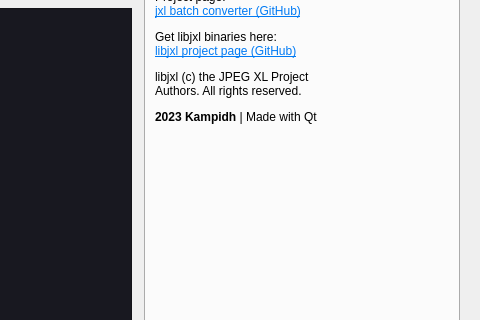
The window that mainwindow.ui (kampidh/jxl-batch-converter) describes before a commit, drawn with Qt 5; both pictures show x 420 to 900 and y 133 to 453 of the 900 by 900 pixel window.
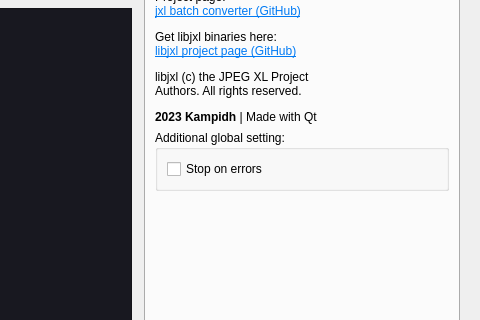
The same window after the commit. The open tabs and pages were chosen to show the change.

Commit message: Add option to stop batch on error

```diff
--- a/mainwindow.ui
+++ b/mainwindow.ui
@@ -974,6 +974,25 @@
             </property>
            </widget>
           </item>
+          <item>
+           <widget class="QGroupBox" name="groupBox_5">
+            <property name="title">
+             <string>Additional global setting:</string>
+            </property>
+            <layout class="QVBoxLayout" name="verticalLayout_16">
+             <item>
+              <widget class="QCheckBox" name="stopOnErrorchkBox">
+               <property name="toolTip">
+                <string>&lt;html&gt;&lt;head/&gt;&lt;body&gt;&lt;p&gt;By default, batch mode will continue to process remaining images even when errors are present.&lt;/p&gt;&lt;p&gt;This option will stop the whole process when errors are caught.&lt;/p&gt;&lt;/body&gt;&lt;/html&gt;</string>
+               </property>
+               <property name="text">
+                <string>Stop on errors</string>
+               </property>
+              </widget>
+             </item>
+            </layout>
+           </widget>
+          </item>
           <item>
            <spacer name="verticalSpacer_3">
             <property name="orientation">
```
The commit also changes 3 other files.
